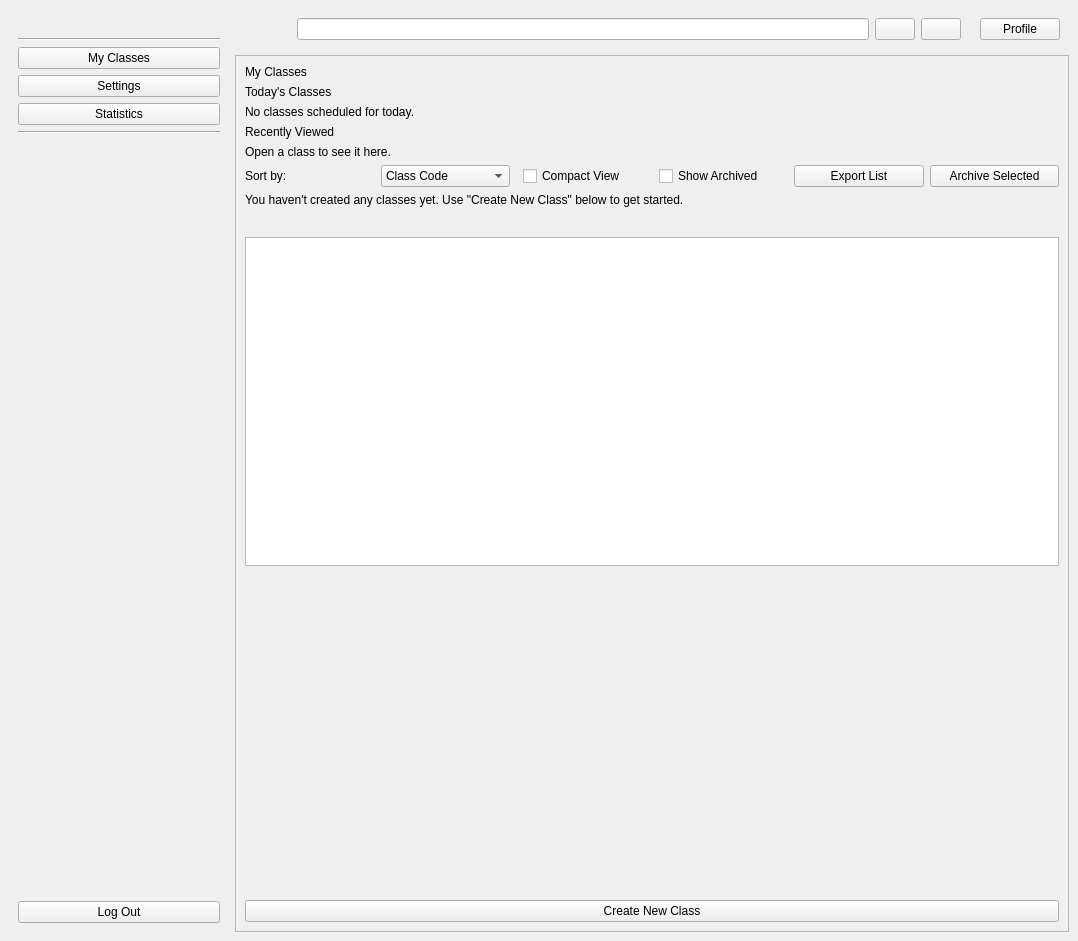
Qt form ui/main_window.ui (imndllnuri/students-attendance-app) before a commit.
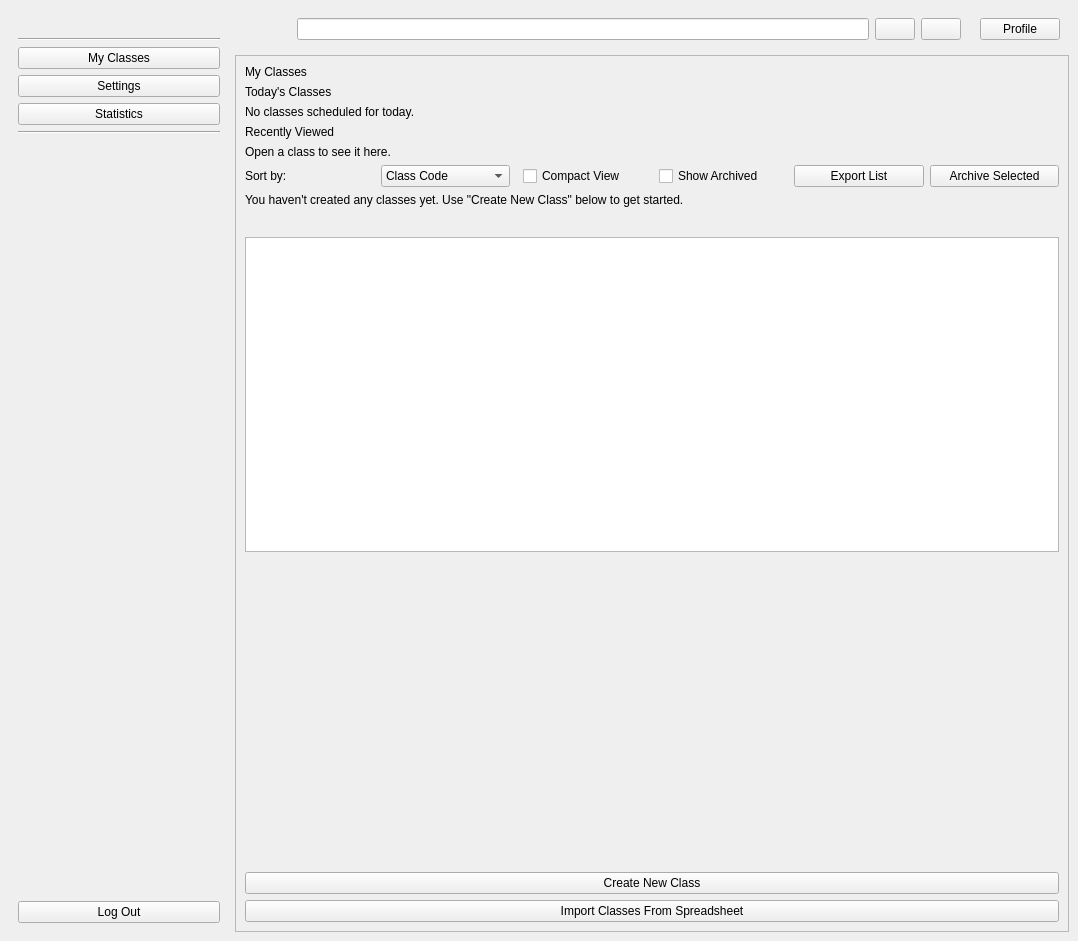
The same form after that commit. Icons and pictures are not drawn.

Commit message:
#14: Import multiple classes from one spreadsheet
"Import Classes From Spreadsheet" button on My Classes bulk-creates
classes from a header-row CSV/Excel file (one row per class); schedule
isn't included, use Edit Class afterwards to set it.

```diff
--- a/ui/main_window.ui
+++ b/ui/main_window.ui
@@ -246,6 +246,13 @@
               </property>
              </widget>
             </item>
+            <item>
+             <widget class="QPushButton" name="import_classes_btn">
+              <property name="text">
+               <string>Import Classes From Spreadsheet</string>
+              </property>
+             </widget>
+            </item>
            </layout>
           </item>
          </layout>
```
The commit also changes 3 other files.
